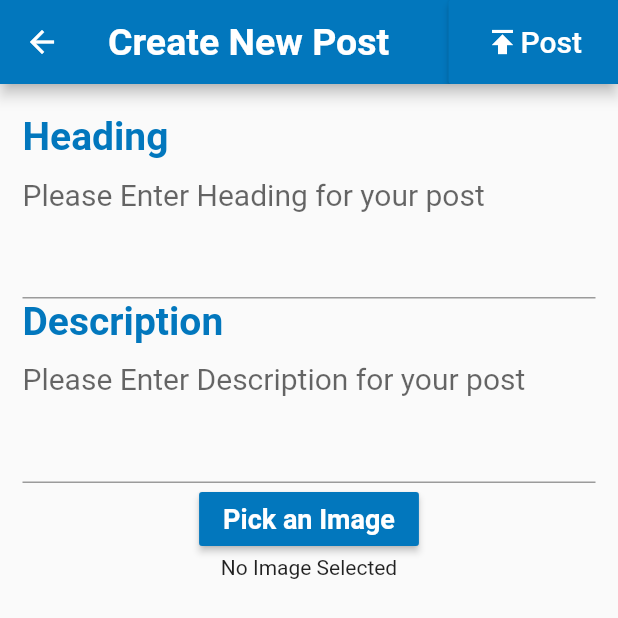
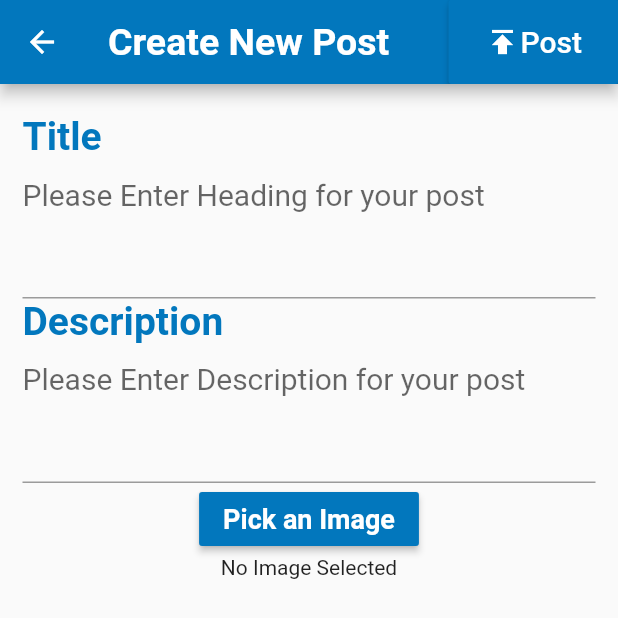
Before and after one commit to nilayostwal999/fake_to_nahin, a Flutter app: the CreatePostScreen screen opened by its route, on a phone screen of 412 x 824 dp. Shown: the top 618 px of the screen. Run offline on Flutter 3.47's test engine with Material 2 defaults, Android fonts, the phone set to English and light mode, and no system bars; our stand-ins replace cloud_firestore, firebase_storage, image_picker; accounts and stored records are empty; Roboto replaces fonts that are missing (Hind).

Commit message:
create post text upload update

```diff
--- a/lib/screens/CreatePostScreen.dart
+++ b/lib/screens/CreatePostScreen.dart
@@ -1,6 +1,8 @@
 import 'package:flutter/material.dart';
 import 'package:image_picker/image_picker.dart';
 import 'dart:io';
+import 'package:cloud_firestore/cloud_firestore.dart';
+import 'package:firebase_storage/firebase_storage.dart';
 
 class CreatePostScreen extends StatefulWidget {
   @override
@@ -18,6 +20,9 @@ class _CreatePostScreenState extends State<CreatePostScreen> {
       _image = File(pickedFile.path);
     });
   }
+  var storage = FirebaseStorage.instance;
+  TextEditingController titleController = new TextEditingController();
+  TextEditingController descriptionController = new TextEditingController();
   @override
   Widget build(BuildContext context) {
     return Scaffold(
@@ -29,7 +34,7 @@ class _CreatePostScreenState extends State<CreatePostScreen> {
             textTheme: ButtonTextTheme.primary,
             color: Theme.of(context).primaryColor,
             splashColor: Colors.white54,
-            onPressed: () {
+            onPressed: () {UploadPost(titleController, descriptionController);
               Navigator.pushNamedAndRemoveUntil(context,'Home', ModalRoute.withName('/'));
             },
             child: Row(
@@ -46,19 +51,23 @@ class _CreatePostScreenState extends State<CreatePostScreen> {
         child: ListView(
           padding: EdgeInsets.fromLTRB(5, 10, 5, 0),
           children:[
-            Text('Heading',style:TextStyle(fontWeight: FontWeight.bold,fontSize: 26,color: Colors.lightBlue[800])),
-            TextField(maxLines:3,keyboardType: TextInputType.multiline,style: TextStyle(fontSize: 20,color:Colors.black),decoration: InputDecoration(hintText:'Please Enter Heading for your post'),),
+            Text('Title',style:TextStyle(fontWeight: FontWeight.bold,fontSize: 26,color: Colors.lightBlue[800])),
+            TextField(controller: titleController,maxLines:3,keyboardType: TextInputType.multiline,style: TextStyle(fontSize: 20,color:Colors.black),decoration: InputDecoration(hintText:'Please Enter Heading for your post'),),
             Text('Description',style:TextStyle(fontWeight: FontWeight.bold,fontSize: 26,color: Colors.lightBlue[800])),
-            TextField(keyboardType: TextInputType.multiline,maxLines:3,style: TextStyle(fontSize: 20,color:Colors.black),decoration: InputDecoration(hintText:'Please Enter Description for your post'),),
+            TextField(controller: descriptionController,keyboardType: TextInputType.multiline,maxLines:3,style: TextStyle(fontSize: 20,color:Colors.black),decoration: InputDecoration(hintText:'Please Enter Description for your post'),),
             Row(mainAxisAlignment: MainAxisAlignment.center,children:[
               Column(children:[
                 RaisedButton(color: Colors.lightBlue[800],onPressed:(){getImage();},child: Text('Pick an Image',style:TextStyle(fontSize: 18,color:Colors.white,fontWeight:FontWeight.bold)),),
                 _image == null ? Text('No Image Selected') : Image.file(_image,width: 350,height: 350,fit: BoxFit.contain,)
               ])
             ]),
+
           ]
         ),
       )
     );
   }
+  void UploadPost(titleController,descriptionController){
+    Firestore.instance.collection('post').document('title').setData({'title':titleController.runtimeType,'description':descriptionController});
+  }
 }
--- a/pubspec.yaml
+++ b/pubspec.yaml
@@ -36,6 +36,7 @@ dev_dependencies:
   firebase_auth: ^0.16.1
   cloud_firestore: ^0.13.6
   firebase_database: ^3.1.6
+  firebase_storage: ^3.1.6
   image_picker: ^0.6.7+2
   path: ^1.6.4
   video_player: ^0.10.11+1
```
Also changed, not shown: pubspec.lock, 1 other file.
